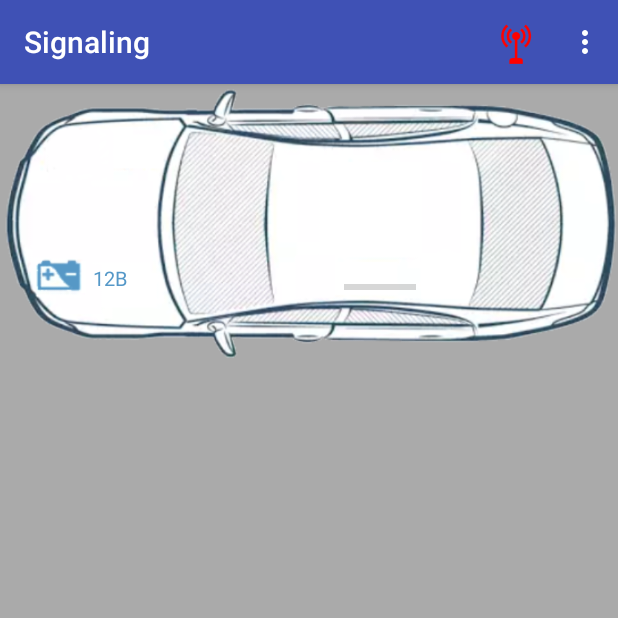
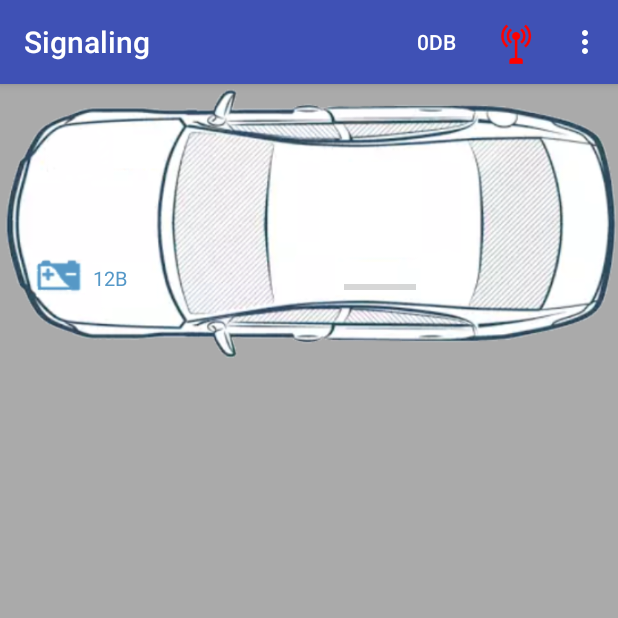
Before and after one commit to Khmol/Signaling, an Android app: the screen it shows after launch (MainActivity), in the options menu, after a tap on "Очистить список", on a phone screen of 412 x 824 dp, the top half of it. Run offline under Robolectric (Android 15) with nearby library versions, the phone set to English and light mode, and no system bars.

Commit message:
30.08.18

```diff
--- a/app/src/main/java/com/example/khmelevoyoleg/signaling/MainActivity.java
+++ b/app/src/main/java/com/example/khmelevoyoleg/signaling/MainActivity.java
@@ -9,6 +9,7 @@ import android.content.DialogInterface;
 import android.content.Intent;
 import android.content.IntentFilter;
 import android.content.SharedPreferences;
+import android.graphics.Color;
 import android.media.AudioManager;
 import android.media.MediaPlayer;
 import android.os.Bundle;
@@ -21,6 +22,8 @@ import android.support.design.widget.FloatingActionButton;
 import android.support.v7.app.AlertDialog;
 import android.support.v7.app.AppCompatActivity;
 import android.support.v7.widget.Toolbar;
+import android.text.SpannableString;
+import android.text.style.ForegroundColorSpan;
 import android.util.Log;
 import android.view.LayoutInflater;
 import android.view.Menu;
@@ -151,12 +154,13 @@ public class MainActivity extends AppCompatActivity
     private static final short CMD_INPUT_STATUS_FROM = 7; // начало флагов статуса охраны в команде INPUT
     private static final short CMD_INPUT_LATCH_FROM = 12; // начало флагов защелки статуса входов в команде INPUT
     private static final short CMD_INPUT_CUR_LATCH_FROM = 37; // начало флагов защелки статуса входов в команде INPUT
-    private static final short CMD_INPUT_RSSI_FROM = 61; // начало значения RSSI в команде INPUT
+    private static final short CMD_INPUT_RSSI_FROM = 62; // начало значения RSSI в команде INPUT
     private static final short CMD_INPUT_A_CUR_ON_FROM = 9; // начало флагов включенных датчиков в команде INPUT_A
     private static final short CMD_INPUT_A_STATUS_FROM = 34; // начало флагов сатуса входов в команде INPUT_А
     private static final short LENGTH_INPUT_GROUP = 4; // длина данных для группы входов (по 16 входов)
     private static final short NUMBER_DIGITAL_INPUTS = 96; // количество цифровых входов
     private static final short ALL_OUT = 0;         // количество для выключения всех выходов
+    private static final short RSSI_MASK = 127;         // маска для извлечения RSSI
 
     // переменные для адаптера
     ListView lvDigIn;
@@ -184,7 +188,7 @@ public class MainActivity extends AppCompatActivity
     OutputStream mOutStream;                 // поток по передаче bluetooth
     InputStream mInStream;                   // поток по приему bluetooth
     private FloatingActionButton fabConnect;        // кнопка поиска "Базового блока"
-    private int fabConnectPicture = 1;
+    private short fabConnectPicture = 1;
     private Menu mainMenu;                          // гдавное меню
     private ViewFlipper flipper;                    // определяем flipper для перелистываний экрана
     private float fromPosition;                     // позиция касания при перелистывании экранов
@@ -1020,10 +1024,26 @@ public class MainActivity extends AppCompatActivity
             case 3:
                 mainMenu.findItem(R.id.action_connect).setIcon(R.drawable.antenna3red);
                 break;
-        }
-        if (fabConnectPicture == 3)
-            fabConnectPicture = 1;
-        else fabConnectPicture++;
+            case 4:
+                mainMenu.findItem(R.id.action_connect).setIcon(R.drawable.antenna3green);
+                break;
+            case 5:
+                mainMenu.findItem(R.id.action_connect).setIcon(R.drawable.antenna3green_light);
+                break;
+        }
+        // проверка идет поиск базы
+        if (fabConnectPicture <= 3) {
+            if (fabConnectPicture == 3)
+                fabConnectPicture = 1;
+            else fabConnectPicture++;
+        }
+        // соединение установлено идет прием данных
+        else {
+            if (fabConnectPicture == 4)
+                fabConnectPicture = 5;
+            else
+                fabConnectPicture = 4;
+        }
     }
 
     private void Vibrate(Long time) {
@@ -1117,6 +1137,11 @@ public class MainActivity extends AppCompatActivity
                     // обновляем текущие значения флагов входов
                     parseRxInputFlags(parseData, CMD_INPUT_CUR_LATCH_FROM, CMD_INPUT_RSSI_FROM,
                             LENGTH_INPUT_GROUP, digitalInputCurrent);
+                    // обновляем значение RSSI в главном меню
+                    String rssi = "-" + Integer.toString(parseRxRSSI(parseData, CMD_INPUT_RSSI_FROM)) + "dB";
+                    mainMenu.findItem(R.id.RSSI).setTitle(rssi);
+                    // обновляем рисунок показывая что связь установлена и есть прием данных
+                    changePictureMenuConnect();
                     // проверка изменилось ли состояние модуля
                     if (statusSIM != oldStatusSIM) {
                         // устанавливаем нужный рисунок на крыше машины
@@ -1232,6 +1257,16 @@ public class MainActivity extends AppCompatActivity
     }
 
     /**
+     * выделение значения RSSI из принятых данных
+     */
+    private int parseRxRSSI(String parse_data, int start_index) {
+        String strInput = parse_data.substring(start_index, start_index + 2);
+        int val = Integer.parseInt(strInput, 16);
+
+        return (val & RSSI_MASK);
+    }
+
+    /**
      * проверка возможно ли осуществляь передачу по BT
      */
     boolean checkAbilityTxBT() {
@@ -1527,6 +1562,8 @@ public class MainActivity extends AppCompatActivity
     private void setMenuConnectColorGreen(){
         // задаем рисунок с 3-мя полосками на антенне
         mainMenu.findItem(R.id.action_connect).setIcon(R.drawable.antenna3green);
+        // переходим в режим соединения с базоцй
+        fabConnectPicture = 4;
     }
 
     /**
--- a/app/src/main/res/menu/menu_main.xml
+++ b/app/src/main/res/menu/menu_main.xml
@@ -10,9 +10,12 @@
         android:title="@string/action_settings"
         android:orderInCategory="100"
         app:showAsAction="never" />
+    <item android:id="@+id/RSSI"
+        android:title="@string/RSSI"
+        app:showAsAction="always" />
     <item android:id="@+id/action_connect"
         android:title="@string/action_connect"
         android:icon="@drawable/antenna3red"
         app:backgroundTint="@color/colorRed"
-        app:showAsAction="ifRoom" />
+        app:showAsAction="always" />
 </menu>
--- a/app/src/main/res/values/strings.xml
+++ b/app/src/main/res/values/strings.xml
@@ -22,7 +22,7 @@
     <string name="Recieve">Получено:</string>
     <string name="action_settings">Настройки</string>
     <string name="action_clear_main_listview">Очистить список</string>
-    <string name="action_connect">Поиск базы</string>
+    <string name="action_connect">Соединение с сигнализацией</string>
     <string name="inVoltage">12В</string>
     <string name="ivCarDescription">Car</string>
     <string name="tvOutTemperature">+20°C</string>
@@ -59,5 +59,6 @@
     <string name="daOutQuestion">Что делать с включенными выходами?</string>
     <string name="daOutAnswerOn">Оставить включенными</string>
     <string name="daOutAnswerOff">Выключить</string>
+    <string name="RSSI">0dB</string>
 
 </resources>
```
